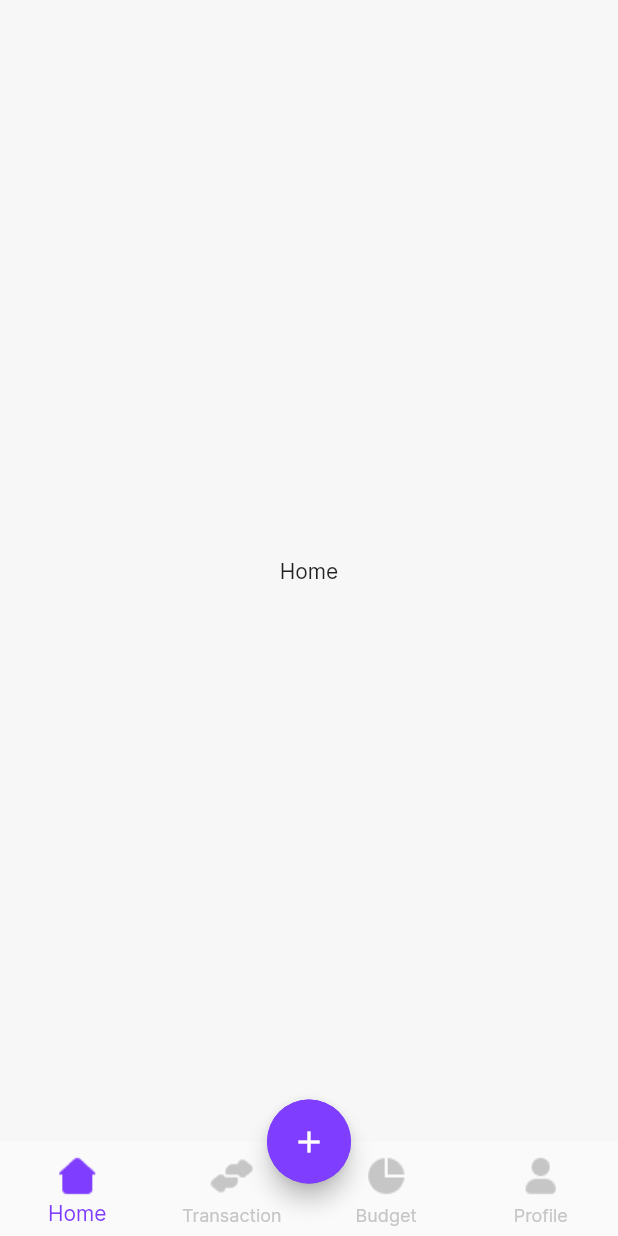
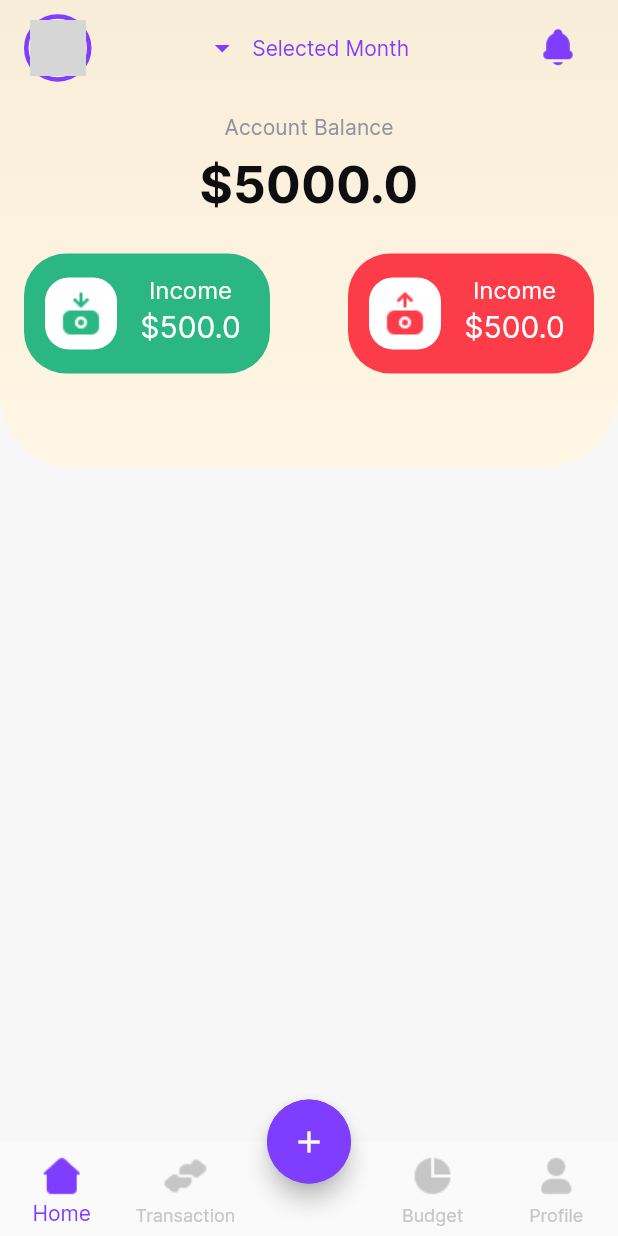
Before and after one commit to mostafaemara/expense_tracker_app, a Flutter app: the screen it shows after launch, on a phone screen of 412 x 824 dp. Run offline on Flutter 3.47's test engine with Material 2 defaults, Android fonts, the light colour scheme and no system bars; our stand-ins replace auto_route, introduction_screen; generated files the repository leaves out were written again; network calls fail; grey boxes are pictures that could not be loaded.

Commit message:
add home page ui

```diff
--- a/lib/src/localization/app_ar.arb
+++ b/lib/src/localization/app_ar.arb
@@ -38,7 +38,17 @@
       "home":"الصفحة الرئيسية",
      "transaction":"تعاملات",
      "budget":"ميزانية",
-     "profile":"الملف الشخصي"
+     "profile":"الملف الشخصي",  "accountBalance":"Account Balance",
+     "currencySymbol":"$",
+     "income":"إيرادات",
+     "expenses":"مصاريف",
+     "spendFrequency":"مخطط الإنفاق",
+     "today":"اليوم",
+     "week":"أسبوع",
+     "month":"شهر",
+     "year":"عام",
+     "recentTransaction":"المعاملة الأخيرة",
+     "seeAll":"اظهار الكل"
 
 
 }
--- a/lib/src/localization/app_en.arb
+++ b/lib/src/localization/app_en.arb
@@ -38,7 +38,20 @@
      "home":"Home",
      "transaction":"Transaction",
      "budget":"Budget",
-     "profile":"Profile"
+     "profile":"Profile",
+     "accountBalance":"Account Balance",
+     "currencySymbol":"$",
+     "income":"Income",
+     "expenses":"Expenses",
+     "spendFrequency":"Spend Frequency",
+     "today":"Today",
+     "week":"Week",
+     "month":"Month",
+     "year":"Year",
+     "recentTransaction":"Recent Transaction",
+     "seeAll":"See All"
+
+
 
 
 
--- a/lib/src/presentation/pages/main/home/home_page.dart
+++ b/lib/src/presentation/pages/main/home/home_page.dart
@@ -1,14 +1,14 @@
 import 'package:flutter/material.dart';
+
+import 'widgets/head.dart';
 
 class HomePage extends StatelessWidget {
   const HomePage({Key? key}) : super(key: key);
 
   @override
   Widget build(BuildContext context) {
-    return Container(
-      child: Center(
-        child: Text("Home"),
-      ),
+    return Column(
+      children: [const Head(), Expanded(child: Container())],
     );
   }
 }
--- /dev/null
+++ b/lib/src/presentation/pages/main/home/widgets/currency.dart
@@ -0,0 +1,21 @@
+import 'package:flutter/material.dart';
+import 'package:flutter_gen/gen_l10n/app_localizations.dart';
+
+class Currency extends StatelessWidget {
+  final double amount;
+  const Currency({
+    Key? key,
+    required this.amount,
+  }) : super(key: key);
+
+  @override
+  Widget build(BuildContext context) {
+    return Text(
+      "${AppLocalizations.of(context)!.currencySymbol}$amount",
+      style: Theme.of(context)
+          .textTheme
+          .headline4!
+          .copyWith(fontWeight: FontWeight.w600),
+    );
+  }
+}
--- /dev/null
+++ b/lib/src/presentation/pages/main/home/widgets/head.dart
@@ -0,0 +1,84 @@
+import 'package:expense_tracker_app/src/presentation/styles/app_colors.dart';
+import 'package:flutter/material.dart';
+import 'package:flutter_gen/gen_l10n/app_localizations.dart';
+import 'currency.dart';
+import 'home_app_bar.dart';
+import 'transaction_card.dart';
+
+class Head extends StatelessWidget {
+  const Head({
+    Key? key,
+  }) : super(key: key);
+
+  @override
+  Widget build(BuildContext context) {
+    return Container(
+      padding: const EdgeInsets.symmetric(horizontal: 16),
+      alignment: Alignment.topCenter,
+      height: 312,
+      decoration: const BoxDecoration(
+          borderRadius: BorderRadius.only(
+              bottomLeft: Radius.circular(50),
+              bottomRight: Radius.circular(50)),
+          gradient: LinearGradient(
+              begin: Alignment.topCenter,
+              end: Alignment.bottomCenter,
+              colors: [
+                AppColors.homeTopWidgetBackgroundEndColor,
+                AppColors.homeTopWidgetBackgroundStartColor,
+              ])),
+      child: SafeArea(
+        child: Column(
+          children: [
+            const HomeAppBar(),
+            const SizedBox(
+              height: 12,
+            ),
+            Text(
+              AppLocalizations.of(context)!.accountBalance,
+              style: Theme.of(context)
+                  .textTheme
+                  .subtitle2!
+                  .copyWith(color: AppColors.light20),
+            ),
+            const SizedBox(
+              height: 9,
+            ),
+            const Currency(
+              amount: 5000,
+            ),
+            const SizedBox(
+              height: 26,
+            ),
+            Row(
+              mainAxisAlignment: MainAxisAlignment.spaceBetween,
+              children: [
+                TransactionCard(
+                  color: AppColors.green,
+                  icon: Image.asset(
+                    "assets/images/income.png",
+                    color: AppColors.green,
+                  ),
+                  title: AppLocalizations.of(context)!.income,
+                  amount: 500,
+                ),
+                TransactionCard(
+                  color: AppColors.red,
+                  icon: Image.asset(
+                    "assets/images/expense.png",
+                    color: AppColors.red,
+                  ),
+                  title: AppLocalizations.of(context)!.income,
+                  amount: 500,
+                ),
+              ],
+            ),
+            const SizedBox(
+              height: 23,
+            ),
+          ],
+        ),
+      ),
+    );
+  }
+}
--- /dev/null
+++ b/lib/src/presentation/pages/main/home/widgets/home_app_bar.dart
@@ -0,0 +1,27 @@
+import 'package:flutter/material.dart';
+
+import 'month_selection_button.dart';
+import 'notification_button.dart';
+import 'profile_image.dart';
+
+class HomeAppBar extends StatelessWidget {
+  const HomeAppBar({
+    Key? key,
+  }) : super(key: key);
+
+  @override
+  Widget build(BuildContext context) {
+    return SizedBox(
+      height: 64,
+      child: Row(
+        children: const [
+          ProfileImage(),
+          Spacer(),
+          MonthSelectionButton(),
+          Spacer(),
+          NotificationButton()
+        ],
+      ),
+    );
+  }
+}
--- /dev/null
+++ b/lib/src/presentation/pages/main/home/widgets/month_selection_button.dart
@@ -0,0 +1,16 @@
+import 'package:flutter/material.dart';
+
+class MonthSelectionButton extends StatelessWidget {
+  const MonthSelectionButton({
+    Key? key,
+  }) : super(key: key);
+
+  @override
+  Widget build(BuildContext context) {
+    return TextButton.icon(
+        style: TextButton.styleFrom(),
+        onPressed: () {},
+        icon: const Icon(Icons.arrow_drop_down),
+        label: const Text("Selected Month"));
+  }
+}
--- /dev/null
+++ b/lib/src/presentation/pages/main/home/widgets/notification_button.dart
@@ -0,0 +1,17 @@
+import 'package:flutter/material.dart';
+
+class NotificationButton extends StatelessWidget {
+  const NotificationButton({
+    Key? key,
+  }) : super(key: key);
+
+  @override
+  Widget build(BuildContext context) {
+    return IconButton(
+        onPressed: () {},
+        icon: Image.asset(
+          "assets/images/notifiaction.png",
+          color: Theme.of(context).colorScheme.primary,
+        ));
+  }
+}
--- /dev/null
+++ b/lib/src/presentation/pages/main/home/widgets/profile_image.dart
@@ -0,0 +1,33 @@
+import 'package:flutter/material.dart';
+
+class ProfileImage extends StatelessWidget {
+  const ProfileImage({
+    Key? key,
+  }) : super(key: key);
+
+  @override
+  Widget build(BuildContext context) {
+    return Container(
+        child: Padding(
+          padding: const EdgeInsets.all(1.0),
+          child: ClipRRect(
+            borderRadius: BorderRadius.circular(40),
+            child: Image.network(
+              "https://reviews.tn/ar/wp-content/uploads/2021/05/original-profile-picture-ideas-man_31.jpg",
+              fit: BoxFit.cover,
+            ),
+          ),
+        ),
+        height: 45,
+        width: 45,
+        decoration: BoxDecoration(
+            border: Border.all(
+              width: 3,
+              color: Theme.of(context).colorScheme.primary,
+              style: BorderStyle.solid,
+            ),
+            borderRadius: const BorderRadius.all(
+              Radius.circular(45),
+            )));
+  }
+}
--- /dev/null
+++ b/lib/src/presentation/pages/main/home/widgets/transaction_card.dart
@@ -0,0 +1,70 @@
+import 'package:expense_tracker_app/src/presentation/styles/app_colors.dart';
+import 'package:flutter/material.dart';
+import 'package:flutter_gen/gen_l10n/app_localizations.dart';
+
+class TransactionCard extends StatelessWidget {
+  const TransactionCard({
+    Key? key,
+    required this.icon,
+    required this.title,
+    required this.amount,
+    required this.color,
+  }) : super(key: key);
+  final Widget icon;
+  final String title;
+  final double amount;
+  final Color color;
+
+  @override
+  Widget build(BuildContext context) {
+    return Container(
+      height: 80,
+      width: 164,
+      decoration: BoxDecoration(
+          color: color,
+          borderRadius: const BorderRadius.all(Radius.circular(28))),
+      child: Padding(
+        padding: const EdgeInsets.all(14),
+        child: Row(
+          crossAxisAlignment: CrossAxisAlignment.center,
+          children: [
+            Container(
+              height: 48,
+              width: 48,
+              decoration: const BoxDecoration(
+                  color: AppColors.light,
+                  borderRadius: BorderRadius.all(Radius.circular(16))),
+              child: icon,
+            ),
+            const SizedBox(
+              width: 10,
+            ),
+            Expanded(
+              child: Column(
+                children: [
+                  Text(
+                    title,
+                    style: Theme.of(context)
+                        .textTheme
+                        .subtitle1!
+                        .copyWith(color: AppColors.light),
+                  ),
+                  const SizedBox(
+                    height: 4,
+                  ),
+                  Text(
+                    "${AppLocalizations.of(context)!.currencySymbol}$amount",
+                    style: Theme.of(context)
+                        .textTheme
+                        .headline6!
+                        .copyWith(color: AppColors.light),
+                  ),
+                ],
+              ),
+            )
+          ],
+        ),
+      ),
+    );
+  }
+}
--- a/lib/src/presentation/pages/main/main_page.dart
+++ b/lib/src/presentation/pages/main/main_page.dart
@@ -15,7 +15,13 @@ class MainPage extends StatelessWidget {
   @override
   Widget build(BuildContext context) {
     return AutoTabsScaffold(
-      routes: [HomeRoute(), TransactionRoute(), BudgetRoute(), ProfileRoute()],
+      routes: const [
+        HomeRoute(),
+        TransactionRoute(),
+        TransactionRoute(),
+        BudgetRoute(),
+        ProfileRoute()
+      ],
       floatingActionButtonLocation: FloatingActionButtonLocation.centerDocked,
       floatingActionButton: ExpandableFab(
         distance: 60.0,
@@ -46,22 +52,6 @@ class MainPage extends StatelessWidget {
           ),
         ],
       ),
-
-      //  body: SfCartesianChart(
-      //  primaryYAxis: NumericAxis(
-      //      isVisible: false, majorGridLines: const MajorGridLines(width: 0)),
-      //   primaryXAxis: NumericAxis(
-      //       isVisible: false, majorGridLines: const MajorGridLines(width: 0)),
-      //   series: <ChartSeries>[
-      //     SplineSeries<ExpenseData, double>(
-      //       color: Theme.of(context).colorScheme.primary,
-      //      width: 5,
-      //     dataSource: getChartData(),
-      //     xValueMapper: (datum, index) => datum.year,
-      //   yValueMapper: (datum, index) => datum.sales,
-      //)
-      //],
-      //),
       bottomNavigationBuilder: (context, tabsRouter) => BottomNavBar(
         onTap: tabsRouter.setActiveIndex,
         currentIndex: tabsRouter.activeIndex,
@@ -69,21 +59,3 @@ class MainPage extends StatelessWidget {
     );
   }
 }
-
-List<ExpenseData> getChartData() {
-  final List<ExpenseData> expenseData = [
-    ExpenseData(2017, 15),
-    ExpenseData(2018, 10),
-    ExpenseData(2019, 20),
-    ExpenseData(2020, 25),
-    ExpenseData(2021, 30),
-  ];
-  return expenseData;
-}
-
-class ExpenseData {
-  final double year;
-  final double sales;
-
-  ExpenseData(this.year, this.sales);
-}
--- a/lib/src/presentation/pages/main/widgets/bottom_nav_bar.dart
+++ b/lib/src/presentation/pages/main/widgets/bottom_nav_bar.dart
@@ -46,6 +46,8 @@ class BottomNavBar extends StatelessWidget {
                 ),
                 label: AppLocalizations.of(context)!.transaction),
             BottomNavigationBarItem(
+                activeIcon: Container(), icon: Container(), label: ""),
+            BottomNavigationBarItem(
                 activeIcon: Image.asset("assets/images/pie-chart.png",
                     color: selectedItemColor),
                 icon: Image.asset("assets/images/pie-chart.png",
--- a/lib/src/presentation/styles/app_colors.dart
+++ b/lib/src/presentation/styles/app_colors.dart
@@ -45,4 +45,6 @@ class AppColors {
 
   static const borderColor = Color(0xff91919F);
   static const unselectedItemColor = Color(0xffC6C6C6);
+  static const homeTopWidgetBackgroundStartColor = Color(0xffFFF6E5);
+  static const homeTopWidgetBackgroundEndColor = Color(0xffF8EDD8);
 }
--- a/lib/src/presentation/styles/app_themes.dart
+++ b/lib/src/presentation/styles/app_themes.dart
@@ -4,7 +4,11 @@ import 'package:flutter/material.dart';
 class AppTheme {
   static get lightTheme {
     return ThemeData(
-        floatingActionButtonTheme: FloatingActionButtonThemeData(
+        textTheme: const TextTheme(
+          headline4:
+              TextStyle(fontWeight: FontWeight.w600, color: AppColors.dark),
+        ),
+        floatingActionButtonTheme: const FloatingActionButtonThemeData(
             backgroundColor: AppColors.violet,
             foregroundColor: AppColors.light),
         bottomNavigationBarTheme: const BottomNavigationBarThemeData(
```
Also changed, not shown: assets/images/0.75x/notifiaction.png (added), assets/images/1.5x/notifiaction.png (added), assets/images/2.0x/notifiaction.png (added), assets/images/3.0x/notifiaction.png (added), assets/images/4x/notifiaction.png (added), assets/images/notifiaction.png (added).
